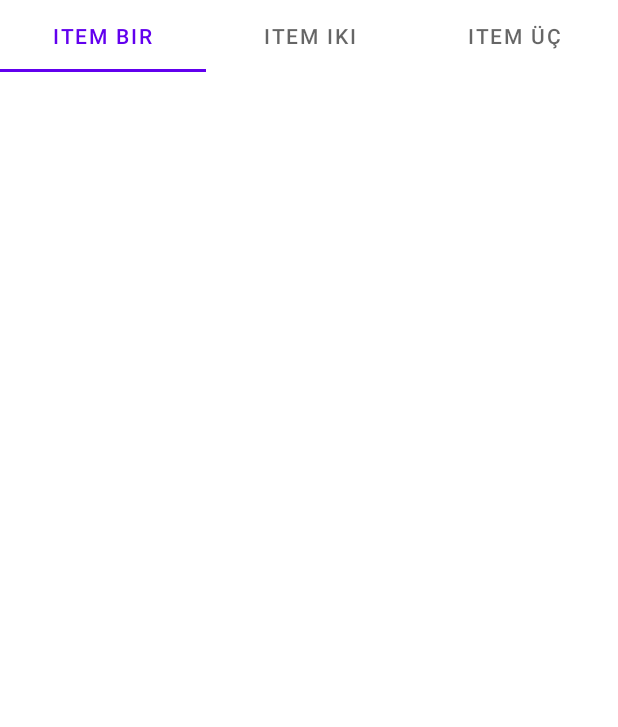
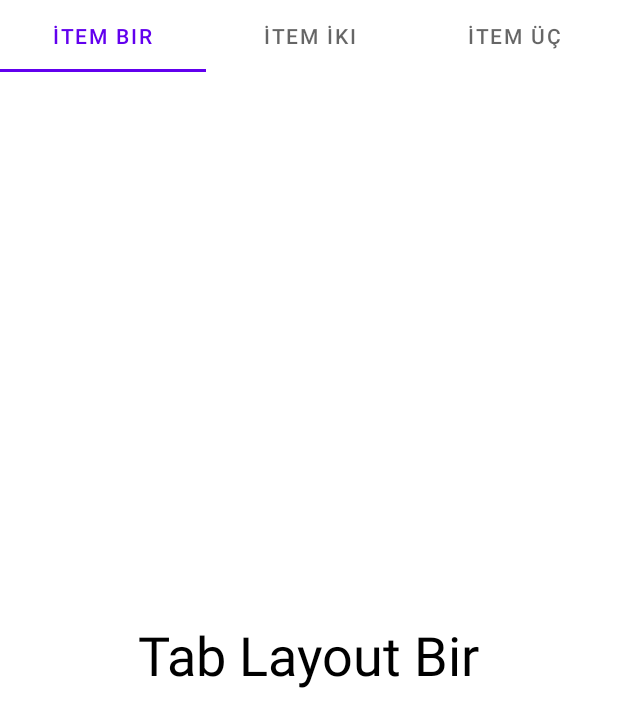
Before and after one commit to oguzhandroid/MaterialDesign, an Android app: the TabLayoutActivity screen opened directly, with no data from a screen before it, on a phone screen of 412 x 824 dp. Shown: the top 727 px of the screen. Run offline under Robolectric (Android 15) with nearby library versions, the phone set to English and light mode, and no system bars.

Commit message:
TabLayoutActivity de gerekli kodlamalar yapıldı ve TabLayout kullanıma hazır hale getirildi.

```diff
--- a/app/src/main/java/com/ogocer/materialdesignkullanimi/TabLayoutActivity.java
+++ b/app/src/main/java/com/ogocer/materialdesignkullanimi/TabLayoutActivity.java
@@ -10,6 +10,7 @@ import androidx.viewpager2.widget.ViewPager2;
 import android.os.Bundle;
 
 import com.google.android.material.tabs.TabLayout;
+import com.google.android.material.tabs.TabLayoutMediator;
 
 import java.util.ArrayList;
 
@@ -17,6 +18,7 @@ public class TabLayoutActivity extends AppCompatActivity {
     private TabLayout tabLayout;
     private ViewPager2 viewPager2;
     private ArrayList<Fragment> fragmentListesi = new ArrayList<>();
+    private ArrayList<String> baslikListesi = new ArrayList<>();
 
     @Override
     protected void onCreate(Bundle savedInstanceState) {
@@ -27,6 +29,20 @@ public class TabLayoutActivity extends AppCompatActivity {
         fragmentListesi.add(new TabFragmentBir());
         fragmentListesi.add(new TabFragmentIki());
         fragmentListesi.add(new TabFragmentUc());
+
+        baslikListesi.add("İtem Bir");
+        baslikListesi.add("İtem İki");
+        baslikListesi.add("İtem Üç");
+
+
+
+        MyViewPagerAdapter adapter = new MyViewPagerAdapter(this);
+
+        viewPager2.setAdapter(adapter);
+        new TabLayoutMediator(tabLayout,viewPager2,
+                (tab,position)->tab.setText(baslikListesi.get(position))).attach();
+
+
     }
 
     public class MyViewPagerAdapter extends FragmentStateAdapter{
```
